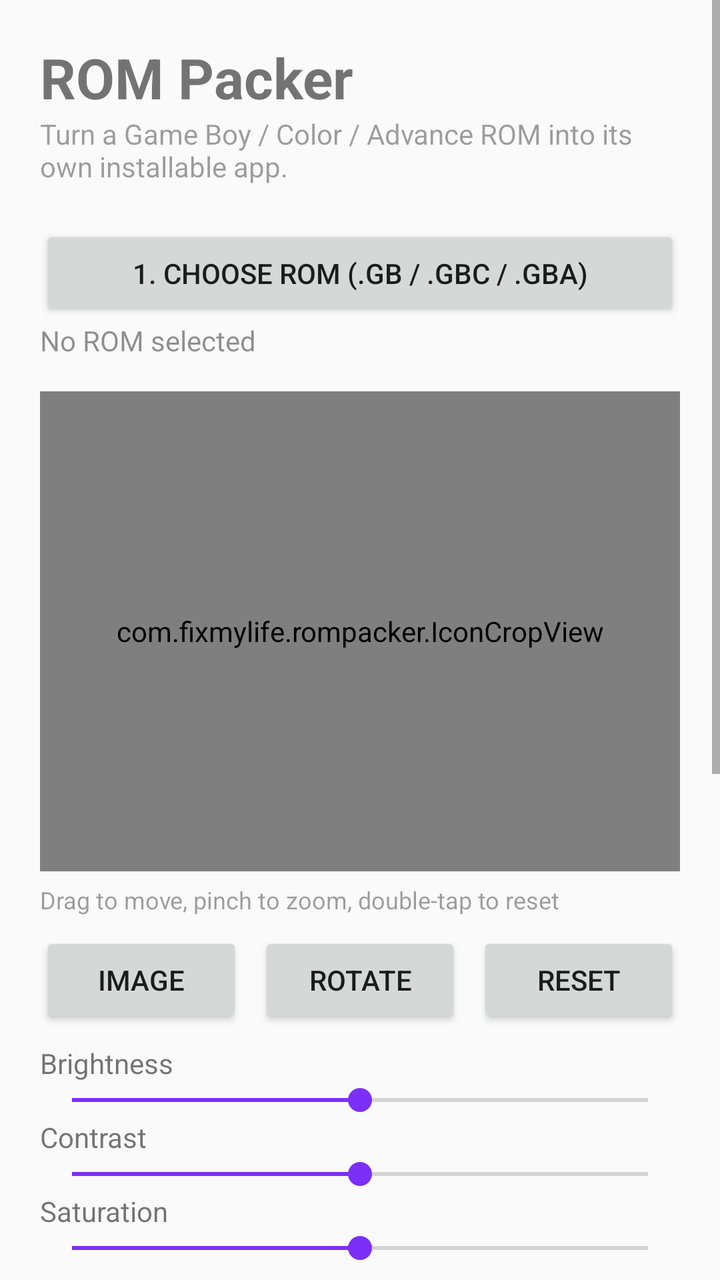
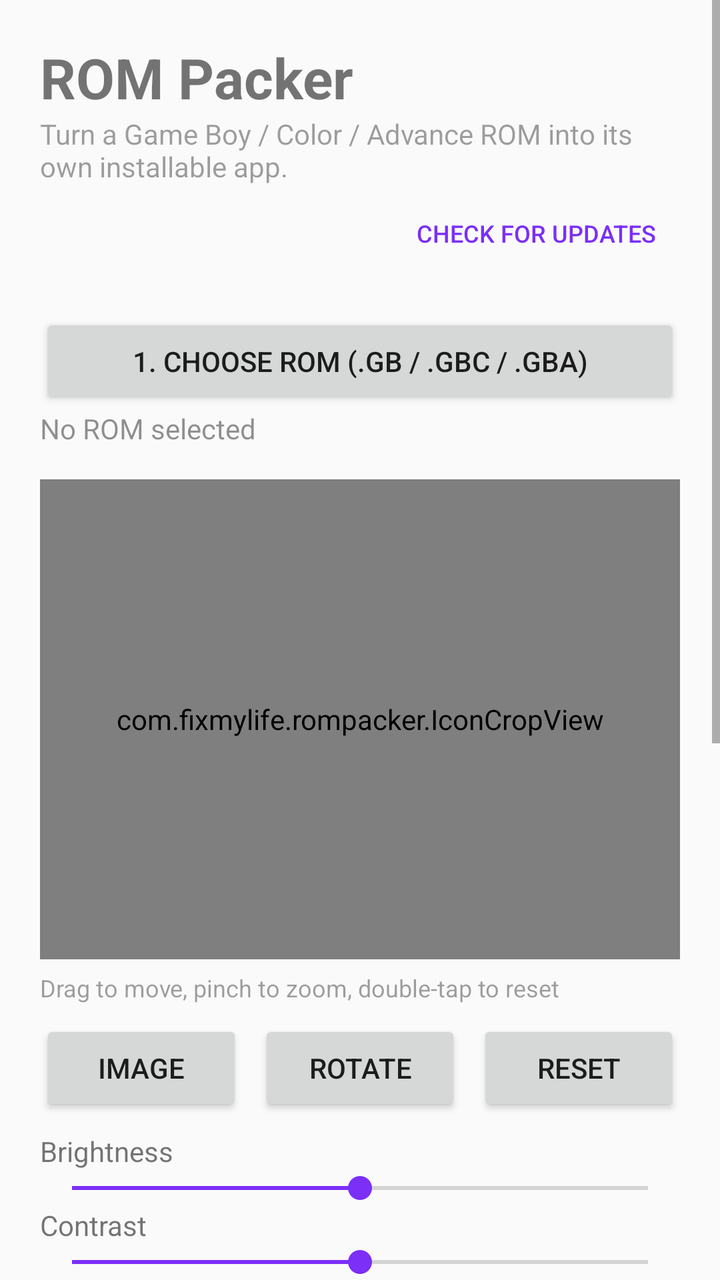

An Android layout rendered at two revisions. The XML below is the earlier revision; the diff shows what the commit changed to produce the second picture.
<!-- AndroidManifest.xml: application theme Theme.RomPacker -->
<!-- res/layout/activity_main.xml -->
<?xml version="1.0" encoding="utf-8"?>
<ScrollView xmlns:android="http://schemas.android.com/apk/res/android"
    android:layout_width="match_parent"
    android:layout_height="match_parent"
    android:fitsSystemWindows="true">

    <LinearLayout
        android:layout_width="match_parent"
        android:layout_height="wrap_content"
        android:orientation="vertical"
        android:padding="20dp">

        <TextView
            android:layout_width="wrap_content"
            android:layout_height="wrap_content"
            android:text="ROM Packer"
            android:textSize="28sp"
            android:textStyle="bold" />

        <TextView
            android:layout_width="wrap_content"
            android:layout_height="wrap_content"
            android:layout_marginBottom="20dp"
            android:alpha="0.7"
            android:text="Turn a Game Boy / Color / Advance ROM into its own installable app." />

        <Button
            android:id="@+id/pickRom"
            android:layout_width="match_parent"
            android:layout_height="wrap_content"
            android:text="1. Choose ROM (.gb / .gbc / .gba)" />

        <TextView
            android:id="@+id/romInfo"
            android:layout_width="match_parent"
            android:layout_height="wrap_content"
            android:layout_marginBottom="16dp"
            android:alpha="0.8"
            android:text="No ROM selected" />

        <com.fixmylife.rompacker.IconCropView
            android:id="@+id/iconCrop"
            android:layout_width="match_parent"
            android:layout_height="240dp"
            android:layout_gravity="center_horizontal"
            android:background="#22888888" />

        <TextView
            android:layout_width="wrap_content"
            android:layout_height="wrap_content"
            android:layout_marginTop="6dp"
            android:alpha="0.7"
            android:text="Drag to move, pinch to zoom, double-tap to reset"
            android:textSize="12sp" />

        <LinearLayout
            android:layout_width="match_parent"
            android:layout_height="wrap_content"
            android:layout_marginTop="8dp"
            android:orientation="horizontal">

            <Button
                android:id="@+id/pickIcon"
                android:layout_width="0dp"
                android:layout_height="wrap_content"
                android:layout_marginEnd="8dp"
                android:layout_weight="1"
                android:text="Image" />

            <Button
                android:id="@+id/rotateIcon"
                android:layout_width="0dp"
                android:layout_height="wrap_content"
                android:layout_marginEnd="8dp"
                android:layout_weight="1"
                android:text="Rotate" />

            <Button
                android:id="@+id/resetIcon"
                android:layout_width="0dp"
                android:layout_height="wrap_content"
                android:layout_weight="1"
                android:text="Reset" />
        </LinearLayout>

        <TextView
            android:layout_width="wrap_content"
            android:layout_height="wrap_content"
            android:layout_marginTop="8dp"
            android:text="Brightness" />

        <SeekBar
            android:id="@+id/brightness"
            android:layout_width="match_parent"
            android:layout_height="wrap_content"
            android:max="100"
            android:progress="50" />

        <TextView
            android:layout_width="wrap_content"
            android:layout_height="wrap_content"
            android:text="Contrast" />

        <SeekBar
            android:id="@+id/contrast"
            android:layout_width="match_parent"
            android:layout_height="wrap_content"
            android:max="100"
            android:progress="50" />

        <TextView
            android:layout_width="wrap_content"
            android:layout_height="wrap_content"
            android:text="Saturation" />

        <SeekBar
            android:id="@+id/saturation"
            android:layout_width="match_parent"
            android:layout_height="wrap_content"
            android:max="100"
            android:progress="50" />

        <TextView
            android:layout_width="wrap_content"
            android:layout_height="wrap_content"
            android:layout_marginTop="12dp"
            android:text="Cover art — game code or title" />

        <EditText
            android:id="@+id/gameCode"
            android:layout_width="match_parent"
            android:layout_height="wrap_content"
            android:hint="CGB-BXRJ-JPN or Pocket Monsters Crystal"
            android:inputType="textCapCharacters|textNoSuggestions"
            android:textSize="14sp" />

        <Button
            android:id="@+id/findCover"
            android:layout_width="match_parent"
            android:layout_height="wrap_content"
            android:layout_marginBottom="12dp"
            android:text="Find cover art" />

        <TextView
            android:layout_width="wrap_content"
            android:layout_height="wrap_content"
            android:text="App name" />

        <EditText
            android:id="@+id/appName"
            android:layout_width="match_parent"
            android:layout_height="wrap_content"
            android:hint="Pokemon Crystal"
            android:inputType="textCapWords"
            android:maxLength="50" />

        <TextView
            android:layout_width="wrap_content"
            android:layout_height="wrap_content"
            android:layout_marginTop="8dp"
            android:text="Package id (unique per game)" />

        <EditText
            android:id="@+id/packageId"
            android:layout_width="match_parent"
            android:layout_height="wrap_content"
            android:fontFamily="monospace"
            android:hint="com.fixmylife.rom.mygame"
            android:inputType="textNoSuggestions|textVisiblePassword"
            android:textSize="14sp" />

        <Button
            android:id="@+id/build"
            android:layout_width="match_parent"
            android:layout_height="wrap_content"
            android:layout_marginTop="20dp"
            android:enabled="false"
            android:text="3. Build APK" />

        <ProgressBar
            android:id="@+id/progress"
            style="?android:attr/progressBarStyleHorizontal"
            android:layout_width="match_parent"
            android:layout_height="wrap_content"
            android:indeterminate="true"
            android:visibility="gone" />

        <TextView
            android:id="@+id/status"
            android:layout_width="match_parent"
            android:layout_height="wrap_content"
            android:layout_marginTop="8dp"
            android:textIsSelectable="true" />

        <LinearLayout
            android:layout_width="match_parent"
            android:layout_height="wrap_content"
            android:layout_marginTop="12dp"
            android:orientation="horizontal">

            <Button
                android:id="@+id/install"
                android:layout_width="0dp"
                android:layout_height="wrap_content"
                android:layout_marginEnd="8dp"
                android:layout_weight="1"
                android:enabled="false"
                android:text="Install" />

            <Button
                android:id="@+id/save"
                android:layout_width="0dp"
                android:layout_height="wrap_content"
                android:layout_weight="1"
                android:enabled="false"
                android:text="Save APK…" />
        </LinearLayout>
    </LinearLayout>
</ScrollView>
<!-- resources referenced by this layout -->
<resources>
  <style name="Theme.RomPacker" parent="android:Theme.Material.Light.NoActionBar">
          <item name="android:colorAccent">#7B2FF7</item>
          <item name="android:colorPrimary">#7B2FF7</item>
      </style>
</resources>

<!-- the commit's change to res/layout/activity_main.xml (unified diff, before → after) -->
@@ -20,9 +20,32 @@
         <TextView
             android:layout_width="wrap_content"
             android:layout_height="wrap_content"
-            android:layout_marginBottom="20dp"
             android:alpha="0.7"
             android:text="Turn a Game Boy / Color / Advance ROM into its own installable app." />
+
+        <LinearLayout
+            android:layout_width="match_parent"
+            android:layout_height="wrap_content"
+            android:layout_marginBottom="16dp"
+            android:gravity="center_vertical"
+            android:orientation="horizontal">
+
+            <TextView
+                android:id="@+id/version"
+                android:layout_width="0dp"
+                android:layout_height="wrap_content"
+                android:layout_weight="1"
+                android:alpha="0.6"
+                android:textSize="12sp" />
+
+            <Button
+                android:id="@+id/checkUpdate"
+                style="?android:attr/buttonBarButtonStyle"
+                android:layout_width="wrap_content"
+                android:layout_height="wrap_content"
+                android:text="Check for updates"
+                android:textSize="12sp" />
+        </LinearLayout>
 
         <Button
             android:id="@+id/pickRom"
@@ -124,7 +147,7 @@
             android:layout_width="wrap_content"
             android:layout_height="wrap_content"
             android:layout_marginTop="12dp"
-            android:text="Cover art — game code or title" />
+            android:text="Cover art \u2014 game code or title" />
 
         <EditText
             android:id="@+id/gameCode"
@@ -213,7 +236,7 @@
                 android:layout_height="wrap_content"
                 android:layout_weight="1"
                 android:enabled="false"
-                android:text="Save APK…" />
+                android:text="Save APK\u2026" />
         </LinearLayout>
     </LinearLayout>
 </ScrollView>
